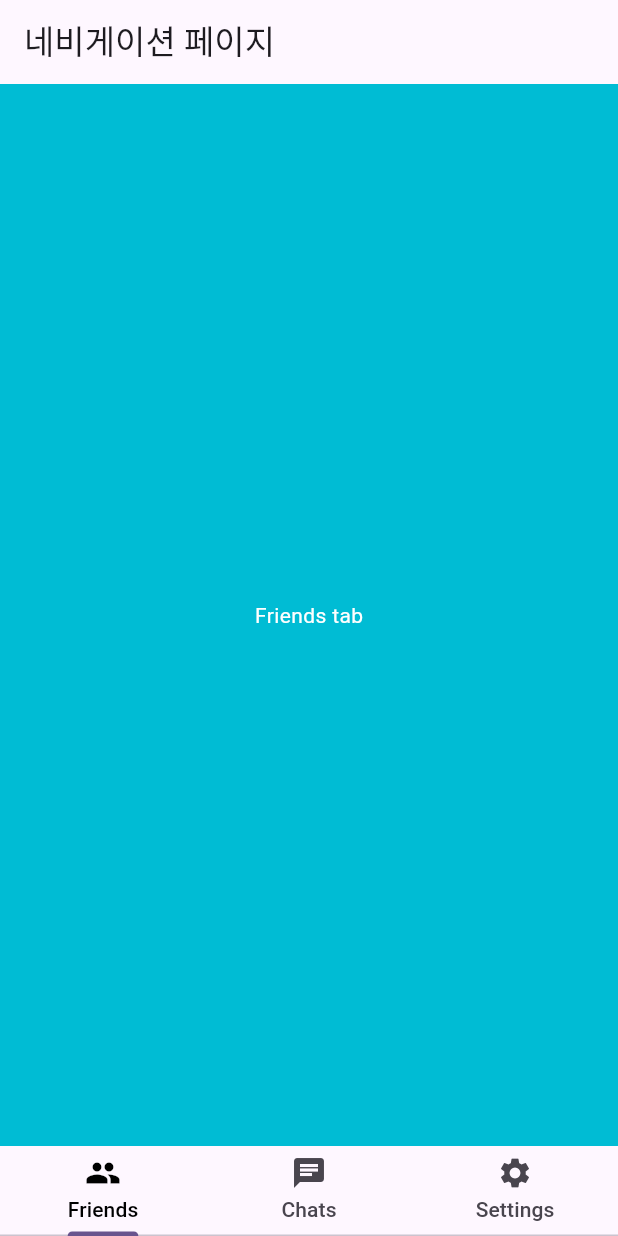
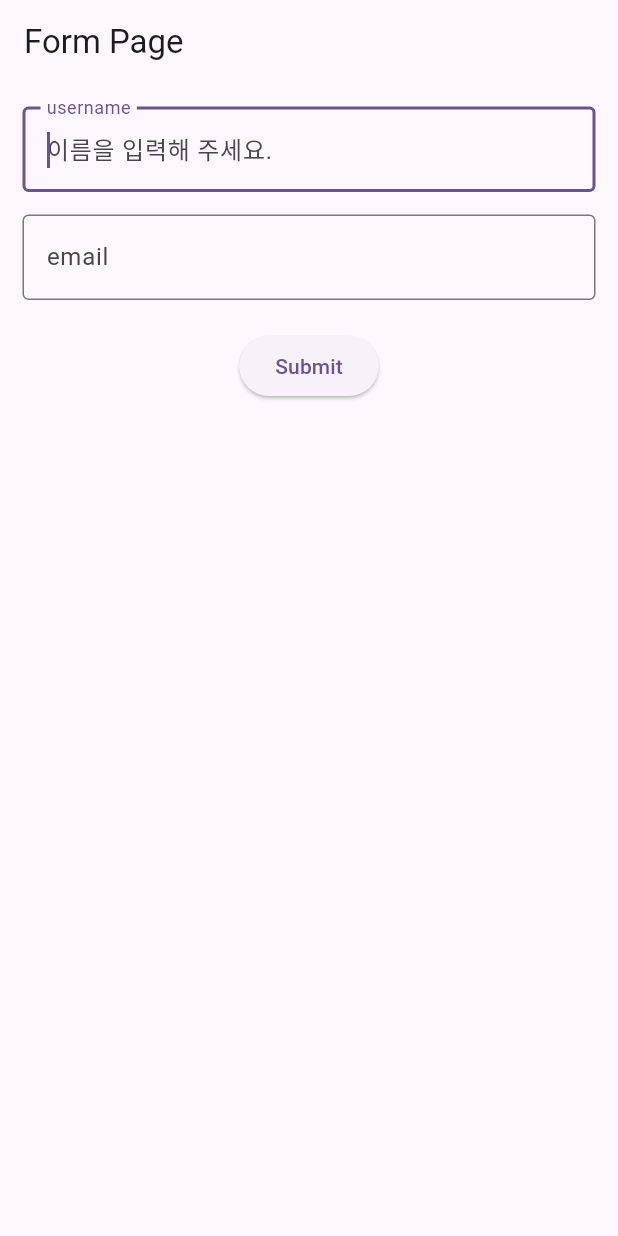
Before and after one commit to Likeine/Flutter_app_all, a Flutter app: the screen it shows after launch, on a phone screen of 412 x 824 dp. Run offline on Flutter 3.47's test engine with Material 3 defaults, Android fonts, the phone set to English and light mode, and no system bars.

Commit message:
7.31 - 2

```diff
--- /dev/null
+++ b/lib/Form_Home_Page.dart
@@ -0,0 +1,122 @@
+import 'package:flutter/material.dart';
+
+class MyHomePage extends StatefulWidget
+{
+  const MyHomePage({super.key});
+
+  @override
+  State<MyHomePage> createState() => _MyHomePageState();
+}
+
+class _MyHomePageState extends State<MyHomePage>
+{
+  final _key = GlobalKey<FormState>();
+  late String _username, _email;
+  @override
+  Widget build(BuildContext context)
+  {
+    return Scaffold
+    (
+      appBar: AppBar
+      (
+        title: Text("Form Page"),
+      ),
+      body: Container
+      (
+        padding: EdgeInsets.all(15),
+        child: Form
+        (
+          key: _key,
+          child: Column
+          (
+            children:
+            [
+              usernameInput(),
+              const SizedBox(height: 15),
+              emailInput(),
+              const SizedBox(height: 20),
+              submitButton()
+            ],
+          ),
+        ),
+      ),
+    );
+  }
+
+  Widget usernameInput()
+  {
+    return TextFormField
+    (
+      autofocus: true,
+      validator: (val)
+      {
+        if(val == null || val.isEmpty)
+        {
+          return "The Input Is Empty";
+        }
+        else
+        {
+          return null;
+        }
+      },
+      onSaved: (username) => _username = username ?? '',
+      decoration: const InputDecoration
+      (
+        border: OutlineInputBorder(),
+        hintText: "이름을 입력해 주세요.",
+        labelText: "username"
+      ),
+    );
+  }
+
+  Widget emailInput()
+  {
+    return TextFormField
+      (
+      autofocus: true,
+      validator: (val)
+      {
+        if(val == null || val.isEmpty)
+        {
+          return "The Input Is Empty";
+        }
+        else
+        {
+          return null;
+        }
+      },
+      onSaved: (email) => _email = email ?? '',
+      decoration: const InputDecoration
+        (
+          border: OutlineInputBorder(),
+          hintText: "이메일을 입력해 주세요.",
+          labelText: "email"
+      ),
+    );
+  }
+
+  Widget submitButton()
+  {
+    return ElevatedButton
+    (
+      onPressed: ()
+      {
+        print("버튼이 눌렸습니다");
+        if(_key.currentState!.validate())
+        {
+          _key.currentState!.save();
+          Navigator.pushNamed
+          (
+            context,
+            "/success",
+            arguments: {"username": _username, "email": _email},
+          );
+        }
+      },
+      child: Container
+      (
+        child: Text("Submit"),
+      )
+    );
+  }
+}
--- a/lib/main.dart
+++ b/lib/main.dart
@@ -1,5 +1,6 @@
 import 'package:flutter/material.dart';
-import 'package:flutter_example/Bottom_Navigator_Bar.dart';
+import 'package:flutter_example/Form_Home_Page.dart';
+import 'package:flutter_example/Form_Page_Success.dart';
 
 //commit Test
 
@@ -19,7 +20,12 @@ class MyApp extends StatelessWidget {
           colorScheme: ColorScheme.fromSeed(seedColor: Colors.deepPurple),
           useMaterial3: true
       ),
-      home: const MyHomePage(),
+      initialRoute: "/",
+      routes:
+      {
+        "/": (context) => MyHomePage(),
+        "/success": (context) => SuccessPage()
+      },
     );
   }
 }
```
Also changed, not shown: lib/Form_Page_Success.dart (added, +41 -0 lines).
